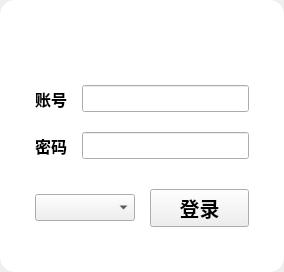
Qt form ui/loginpage.ui (azh-1415926/POCAssistant) before a commit.
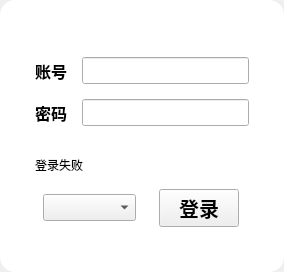
The same form after that commit. Custom widgets are drawn as their Qt base class.

The edit to the form file:
```diff
--- a/ui/loginpage.ui
+++ b/ui/loginpage.ui
@@ -62,7 +62,7 @@
        <number>0</number>
       </property>
       <item>
-       <layout class="QVBoxLayout" name="verticalLayout_2" stretch="0,0,0,0,0,2">
+       <layout class="QVBoxLayout" name="verticalLayout_2" stretch="0,0,0,0,0,0,2">
         <property name="spacing">
          <number>15</number>
         </property>
@@ -175,10 +175,23 @@
           </property>
          </spacer>
         </item>
+        <item>
+         <widget class="QLabel" name="textOfError">
+          <property name="text">
+           <string>登录失败</string>
+          </property>
+         </widget>
+        </item>
         <item>
          <layout class="QHBoxLayout" name="horizontalLayout_3" stretch="0,0">
           <item>
            <widget class="QComboBox" name="optionOfRole">
+            <property name="sizePolicy">
+             <sizepolicy hsizetype="Fixed" vsizetype="Fixed">
+              <horstretch>0</horstretch>
+              <verstretch>0</verstretch>
+             </sizepolicy>
+            </property>
             <property name="font">
              <font>
               <pointsize>12</pointsize>
@@ -189,6 +202,12 @@
           </item>
           <item>
            <widget class="QPushButton" name="btnOfLogin">
+            <property name="sizePolicy">
+             <sizepolicy hsizetype="Fixed" vsizetype="Fixed">
+              <horstretch>0</horstretch>
+              <verstretch>0</verstretch>
+             </sizepolicy>
+            </property>
             <property name="font">
              <font>
               <pointsize>15</pointsize>
```
